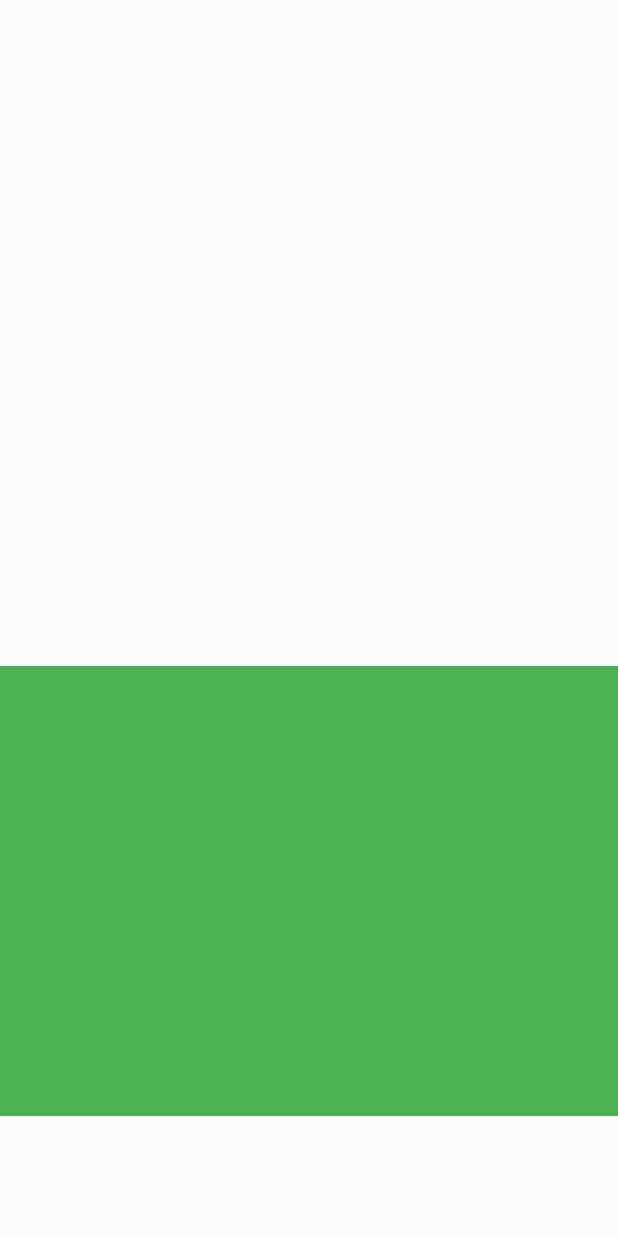
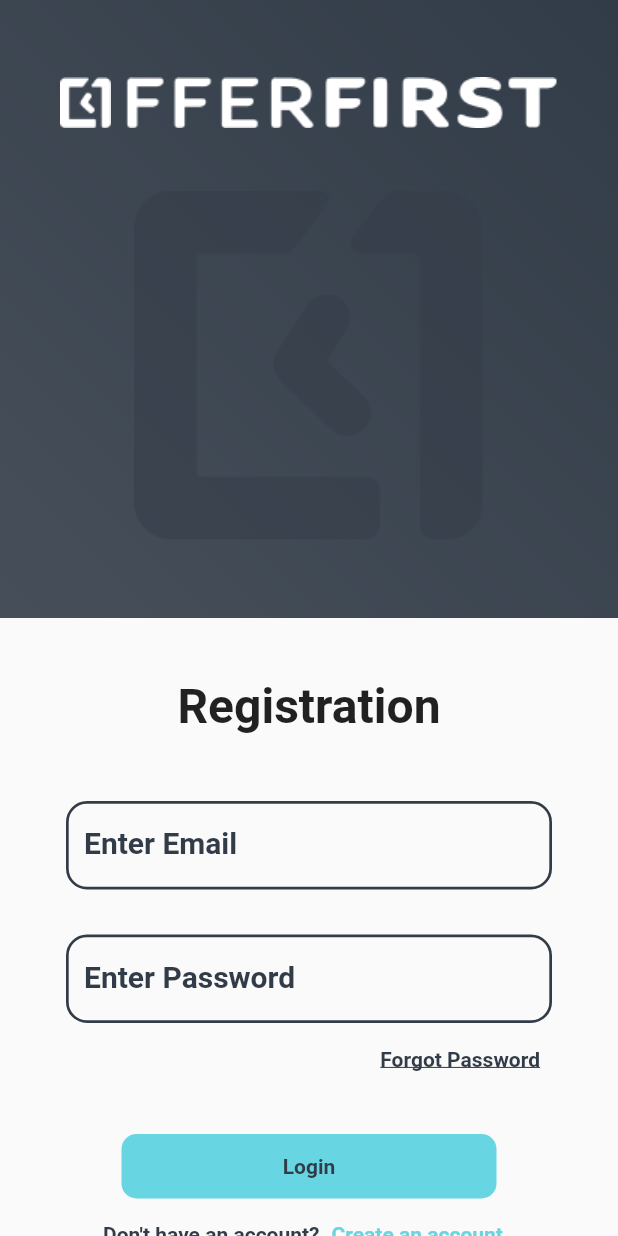
Before and after one commit to karushnikoyan/redops_task, a Flutter app: the screen it shows after launch, on a phone screen of 412 x 824 dp. Run offline on Flutter 3.47's test engine with Material 2 defaults, Android fonts, the light colour scheme and no system bars; drawn by our look-alikes of reactive_forms.

Commit message:
have been added Logins screen

```diff
--- a/lib/main.dart
+++ b/lib/main.dart
@@ -1,4 +1,5 @@
 import 'package:flutter/material.dart';
+import 'package:redops_test/src/data/constants.dart';
 import 'package:redops_test/src/presentation/screens/login_screen.dart';
 
 void main() {
@@ -14,7 +15,6 @@ class MyApp extends StatelessWidget {
     return MaterialApp(
 
       theme: ThemeData(
-        primarySwatch: Colors.green,
       ),
       home: LoginScreen(),
     );
--- /dev/null
+++ b/lib/src/core/styls.dart
@@ -0,0 +1,14 @@
+
+
+import 'dart:ui';
+
+import 'package:flutter/material.dart';
+
+ class AppTextStyle{
+  const AppTextStyle._();
+  static const TextStyle headerStyle = TextStyle(fontSize: 32,fontWeight: FontWeight.bold);
+
+
+
+
+}
--- a/lib/src/data/constants.dart
+++ b/lib/src/data/constants.dart
@@ -0,0 +1,12 @@
+
+
+
+import 'package:flutter/material.dart';
+
+abstract class Konsts {
+
+  static const Color KDarkColor = Color.fromRGBO(50, 60, 72, 1);
+  static const Color KBlueAccentColor = Color.fromRGBO(104,213,227, 1);
+
+
+}
--- a/lib/src/presentation/screens/login_screen.dart
+++ b/lib/src/presentation/screens/login_screen.dart
@@ -1,20 +1,163 @@
 import 'package:flutter/cupertino.dart';
 import 'package:flutter/material.dart';
+import 'package:reactive_forms/reactive_forms.dart';
+import 'package:redops_test/src/core/styls.dart';
+import 'package:redops_test/src/data/constants.dart';
+import 'package:redops_test/src/presentation/widgets/redops_text_flide.dart';
+
+import '../widgets/top_logo_container.dart';
 
 class LoginScreen extends StatelessWidget {
-  const LoginScreen({Key? key}) : super(key: key);
+  LoginScreen({Key? key}) : super(key: key);
+
+  final form = FormGroup({
+    "email": FormControl(
+      validators: [
+        Validators.required,
+        Validators.pattern(RegExp(
+            r"^[a-zA-Z0-9.a-zA-Z0-9.!#$%&'*+-/=?^_`{|}~]+@[a-zA-Z0-9]+\.[a-zA-Z]+")),
+        Validators.minLength(2)
+      ],
+    ),
+    "name": FormControl(validators: [
+      Validators.required,
+      Validators.minLength(2),
+      Validators.pattern(RegExp(r'^[a-zA-Z ]+$'))
+    ]),
+    "password": FormControl(validators: [
+      Validators.required,
+      Validators.minLength(8),
+      Validators.pattern(
+          RegExp(r"^(?=.*[A-Z])(?=.*[a-z])(?=.*[!@#\$%\^&\*])(?=.{8,})")),
+    ])
+  });
 
   @override
   Widget build(BuildContext context) {
     return Scaffold(
-      body: Column(
-        children: [
-          Container(height: 444,
-            decoration: BoxDecoration(),),
-          Container(height: 300,color: Colors.green,),
-        ],
+      body: SingleChildScrollView(
+        child: Column(
+          children: [
+            TopLogoContainer(),
+            SizedBox(
+              height: 40,
+            ),
+            Text(
+              "Registration",
+              style: AppTextStyle.headerStyle,
+            ),
+            ReactiveForm(
+              formGroup: form,
+              child: Padding(
+                padding: EdgeInsets.all(44.0),
+                child: Column(
+                  children: [
+                    // ReactiveTextField(
+                    //   decoration: const InputDecoration(
+                    //     labelText: "Enter name",
+                    //     labelStyle: TextStyle(
+                    //         color: Konsts.KDarkColor,
+                    //         fontSize: 20,
+                    //         fontWeight: FontWeight.bold),
+                    //     border: OutlineInputBorder(
+                    //       borderRadius: BorderRadius.all(Radius.circular(14.0)),
+                    //       // borderSide: BorderSide(width: 3, color: Konsts.KDarkColor),
+                    //     ),
+                    //     enabledBorder: OutlineInputBorder(
+                    //       borderRadius: BorderRadius.all(Radius.circular(14.0)),
+                    //       borderSide: BorderSide(
+                    //           width: 1.8,
+                    //           color: Konsts.KDarkColor), //<-- SEE HERE
+                    //     ),
+                    //     hintText: 'Enter a search term',
+                    //   ),
+                    //   formControlName: 'name',
+                    //   validationMessages: {
+                    //     ValidationMessage.required: (error) =>
+                    //         "Please Fill Your Name",
+                    //     ValidationMessage.pattern: (error) =>
+                    //         "Write correct name",
+                    //     ValidationMessage.minLength: (error) =>
+                    //         "Minimum length is 2",
+                    //   },
+                    //   // controller: provider.nameController ,
+                    // ),
+
+                    RedopsTextFiled(
+                      labelText: "Email",
+                      hintText: "Enter Your Emile ",
+                      formControlName: "email",
+                    ),
+                    SizedBox(
+                      height: 30,
+                    ),
+                    RedopsTextFiled(
+                      labelText: "Password",
+                      hintText: "Enter Your Password ",
+                      formControlName: "password",
+                    ),
+
+                    Align(
+                        alignment: Alignment.topRight,
+                        child: TextButton(
+                          onPressed: () {},
+                          child: Text("Forgot Password",
+                              style: TextStyle(
+                                color: Konsts.KDarkColor,
+                                decoration: TextDecoration.underline,
+                                fontWeight: FontWeight.bold
+                              )),
+                        )),
+                    // ElevatedButton(
+                    SizedBox(height: 26,),
+                    GestureDetector(
+                      onTap: (){
+
+                      },
+                      child: Container(
+                        width: 250,
+                        height: 43,
+                        decoration: BoxDecoration(
+                            borderRadius: BorderRadius.circular(10),
+                            color: Konsts.KBlueAccentColor),
+                        child: Center(
+                            child: Text(
+                          "Login",
+                          style: TextStyle(
+                              color: Konsts.KDarkColor,
+                              fontWeight: FontWeight.bold
+                          ),
+                        )),
+                      ),
+                    ),
+
+                    Row(
+                      mainAxisAlignment: MainAxisAlignment.center,
+                      children: [
+                        Text("Don't have an account?",
+                        style: TextStyle(
+                          color: Konsts.KDarkColor,
+                          fontWeight: FontWeight.bold
+                        ),),
+                        TextButton(
+                          onPressed: () {},
+                          child: Text("Create an account",
+                              style: TextStyle(
+                                color: Konsts.KBlueAccentColor,
+                                decoration: TextDecoration.underline,
+                                fontWeight: FontWeight.bold
+                              )),
+                        )
+
+                      ],
+                    ),
+                  ],
+                ),
+              ),
+            ),
+          ],
+        ),
       ),
-
     );
   }
 }
--- /dev/null
+++ b/lib/src/presentation/widgets/redops_text_flide.dart
@@ -0,0 +1,52 @@
+import 'package:flutter/cupertino.dart';
+import 'package:flutter/material.dart';
+import 'package:reactive_forms/reactive_forms.dart';
+
+import '../../data/constants.dart';
+
+class RedopsTextFiled extends StatelessWidget {
+   String labelText;
+   String hintText;
+   String formControlName;
+   TextEditingController? controller;
+
+   RedopsTextFiled({
+     required this.labelText,
+     required this.hintText ,
+     required this.formControlName,
+   this.controller
+   }
+   );
+
+
+  @override
+  Widget build(BuildContext context) {
+    return  ReactiveTextField(
+      decoration:  InputDecoration(
+        labelText: "Enter $labelText",
+        labelStyle: TextStyle(color: Konsts.KDarkColor,fontSize: 20,fontWeight: FontWeight.bold),
+        border: OutlineInputBorder(
+          borderRadius: BorderRadius.all(Radius.circular(14.0)),
+          // borderSide: BorderSide(width: 3 , color: Konsts.KDarkColor),
+        ),
+        enabledBorder: OutlineInputBorder(
+          borderRadius: BorderRadius.all(Radius.circular(14.0)),
+          borderSide: BorderSide(
+              width: 1.8, color: Konsts.KDarkColor), //<-- SEE HERE
+        ),
+        hintText: "$hintText",
+      ),
+      formControlName: formControlName,
+      validationMessages: {
+        ValidationMessage.required: (error) =>
+        "Please Fill Your $labelText",
+        ValidationMessage.pattern: (error) =>
+        "Write correct $labelText",
+        ValidationMessage.minLength: (error) =>
+        "Length is invalid",
+      },
+      // controller: provider.nameController ,
+    );
+  }
+
+}
--- /dev/null
+++ b/lib/src/presentation/widgets/top_logo_container.dart
@@ -0,0 +1,48 @@
+import 'package:flutter/cupertino.dart';
+
+class TopLogoContainer extends StatelessWidget {
+  const TopLogoContainer({Key? key}) : super(key: key);
+
+  @override
+  Widget build(BuildContext context) {
+    return  Container(
+      height: MediaQuery.of(context).size.height / 2,
+      decoration: const BoxDecoration(
+          gradient: LinearGradient(
+            begin: Alignment.topRight,
+            end: Alignment.bottomLeft,
+            colors: [
+              Color.fromRGBO(
+                50,
+                60,
+                72,
+                1,
+              ),
+              Color.fromRGBO(50, 60, 72, 0.9),
+            ],
+          )),
+      child: Center(
+        child: Column(
+          mainAxisAlignment: MainAxisAlignment.center,
+          children: [
+            Row(
+              mainAxisAlignment: MainAxisAlignment.center,
+              children: [
+                Image.asset("assets/smallIcon.png"),
+                const SizedBox(
+                  width: 10.0,
+                ),
+                Image.asset("assets/Group.png"),
+              ],
+            ),
+            const SizedBox(
+              height: 42.0,
+            ),
+            Image.asset("assets/Logo.png"),
+          ],
+        ),
+
+      ),
+    );
+  }
+}
--- a/pubspec.yaml
+++ b/pubspec.yaml
@@ -31,6 +31,8 @@ environment:
 dependencies:
   flutter:
     sdk: flutter
+  reactive_forms: ^14.1.0
+
 
 
   # The following adds the Cupertino Icons font to your application.
@@ -60,8 +62,8 @@ flutter:
   uses-material-design: true
 
   # To add assets to your application, add an assets section, like this:
-  # assets:
-  #   - images/a_dot_burr.jpeg
+  assets:
+   - assets/
   #   - images/a_dot_ham.jpeg
 
   # An image asset can refer to one or more resolution-specific "variants", see
```
Also changed, not shown: assets/Group.png (added), assets/Logo.png (added), assets/smallIcon.png (added), pubspec.lock.
